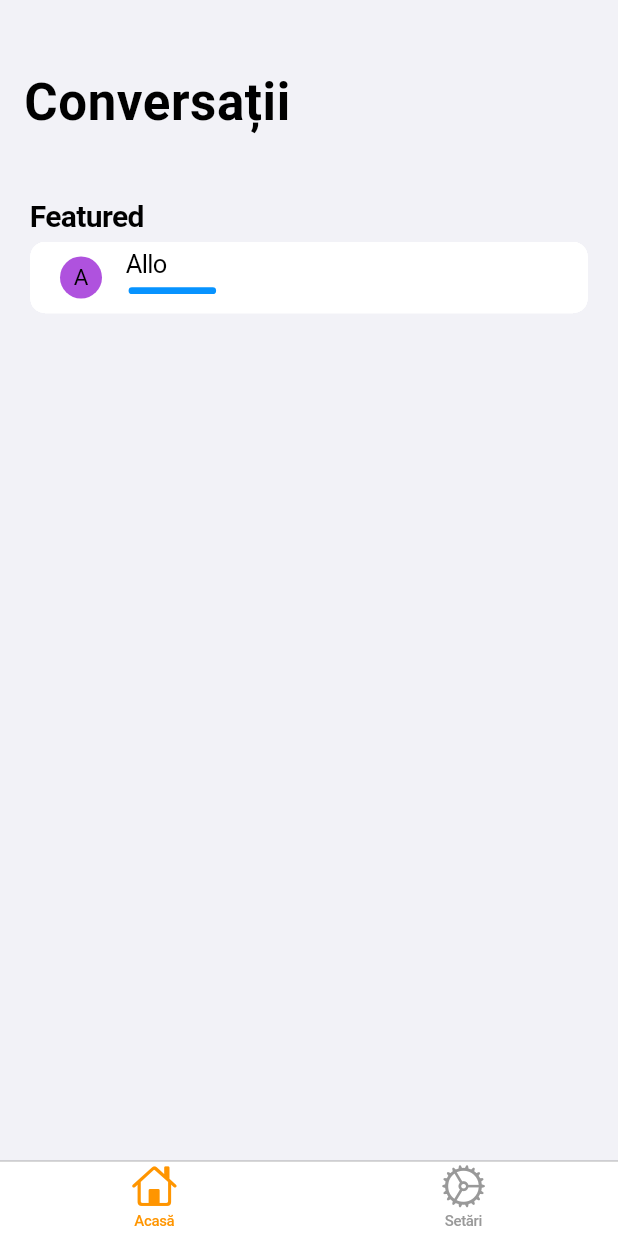
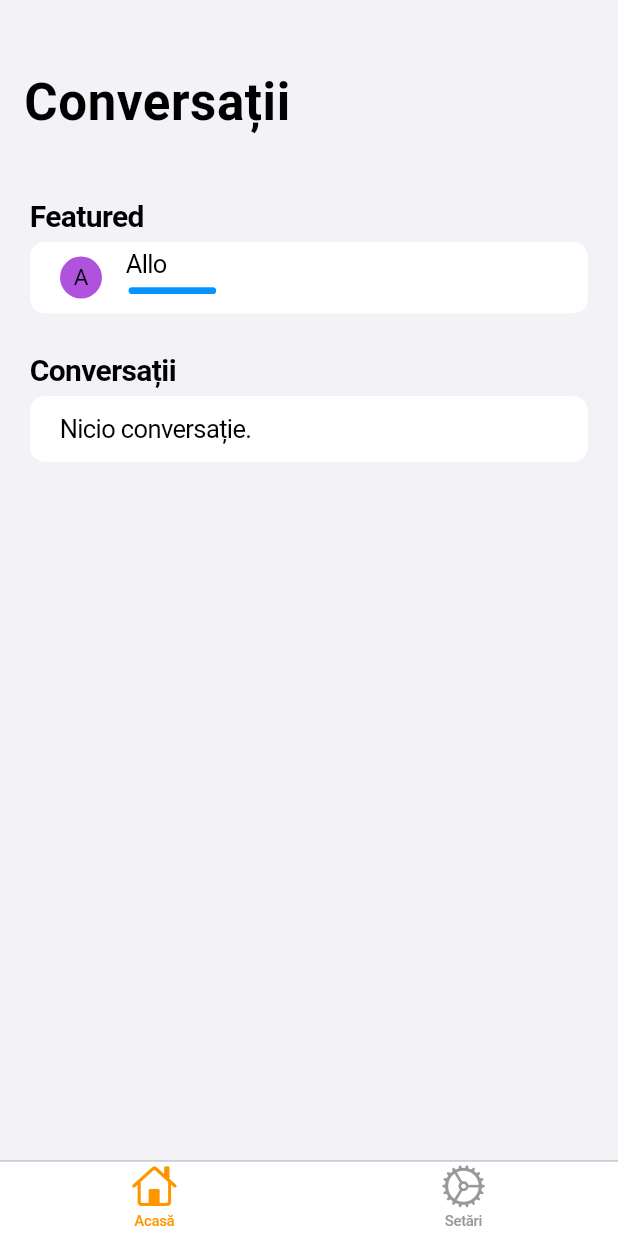
Before and after one commit to iamcosmin/Allo, a Flutter app: the screen it shows once a user with an empty profile is signed in, on a phone screen of 412 x 824 dp. Run offline on Flutter 3.47's test engine with Material 2 defaults, Android fonts, the light colour scheme and no system bars; our stand-ins replace cloud_firestore, firebase_auth, firebase_core, firebase_messaging, firebase_storage, flutter_hooks and 5 more; accounts and stored records are empty.

Commit message:
Implement custom chats  (#16)
* Get chats mechanism

* Fix no UI refresh

This commit fixes the issue in which the UI does not sync with the changes when the useState.value is changed.

```diff
--- a/lib/interface/home/home.dart
+++ b/lib/interface/home/home.dart
@@ -2,6 +2,8 @@ import 'package:allo/components/list/list_section.dart';
 import 'package:allo/components/list/list_tile.dart';
 import 'package:allo/components/person_picture.dart';
 import 'package:allo/components/progress_rings.dart';
+import 'package:cloud_firestore/cloud_firestore.dart';
+import 'package:firebase_auth/firebase_auth.dart';
 import 'package:flutter/cupertino.dart';
 import 'package:flutter/material.dart';
 import 'package:allo/components/refresh.dart';
@@ -14,20 +16,46 @@ class Home extends HookWidget {
   @override
   Widget build(BuildContext context) {
     final navigation = useProvider(Repositories.navigation);
-    return LayoutBuilder(builder: (context, constraints) {
-      if (constraints.maxWidth > 600) {
-        return CupertinoPageScaffold(
-          child: Center(
-            child: Padding(
-              padding: const EdgeInsets.all(100.0),
-              child: Text(
-                'Ne bucuram ca vrei sa incerci versiunea de desktop, insa aceasta nu este gata. Revino mai tarziu!',
-                style: TextStyle(fontSize: 25, fontWeight: FontWeight.bold),
-              ),
-            ),
-          ),
-        );
-      } else {
+    final auth = useProvider(Repositories.auth);
+    final chats = useState([]);
+
+    Future getChatsData() async {
+      var chatIdList = [];
+      await FirebaseFirestore.instance
+          .collection('users')
+          .doc(FirebaseAuth.instance.currentUser!.uid)
+          .get()
+          .then((DocumentSnapshot snapshot) {
+        var map = snapshot.data() as Map;
+        if (map.containsKey('chats')) {
+          chatIdList = map['chats'] as List;
+        }
+      });
+
+      var listOfMapChatInfo = <Map>[];
+      if (chatIdList.isNotEmpty) {
+        for (var chat in chatIdList) {
+          var chatSnapshot = await FirebaseFirestore.instance
+              .collection('chats')
+              .doc(chat)
+              .get();
+          var chatInfoMap = chatSnapshot.data() as Map;
+          if (chatInfoMap.containsKey('title')) {
+            var chatInfo = {
+              'name': chatInfoMap['title'],
+              'chatId': chatSnapshot.id,
+            };
+            listOfMapChatInfo.add(chatInfo);
+          }
+        }
+      }
+      chats.value = listOfMapChatInfo;
+    }
+
+    useEffect(() {
+      Future.microtask(() async => await getChatsData());
+    }, const []);
+
     return CupertinoPageScaffold(
         child: CustomScrollView(
       slivers: [
@@ -37,7 +65,7 @@ class Home extends HookWidget {
           ),
         ),
         FluentSliverRefreshControl(
-              onRefresh: () => Future.delayed(Duration(seconds: 3), null),
+          onRefresh: () async => await getChatsData(),
           // ignore: unnecessary_null_comparison
         ),
         SliverSafeArea(
@@ -58,15 +86,45 @@ class Home extends HookWidget {
                     initials: 'A',
                     color: CupertinoColors.systemPurple,
                   ),
-                      onTap: () => navigation.to(context, Chat(title: 'Allo')),
+                  onTap: () => navigation.to(
+                      context,
+                      Chat(
+                        title: 'Allo',
+                        chatId: 'DFqPHH2R4E5j0tM55fIm',
+                      )),
                 ),
               ],
             ),
+            CupertinoListSection.insetGrouped(
+                header: Text('Conversații'),
+                children: [
+                  if (chats.value.isNotEmpty) ...[
+                    for (var chat in chats.value) ...[
+                      CupertinoListTile(
+                        title: Text(chat['name']),
+                        subtitle: Text(chat['chatId']),
+                        leading: PersonPicture.initials(
+                          radius: 30,
+                          color: CupertinoColors.activeOrange,
+                          initials: auth.returnNameInitials(
+                            chat['name'],
+                          ),
+                        ),
+                        onTap: () => navigation.to(
+                            context,
+                            Chat(
+                              title: chat['name'],
+                              chatId: chat['chatId'],
+                            )),
+                      )
+                    ]
+                  ] else ...[
+                    CupertinoListTile(title: Text('Nicio conversație.'))
+                  ]
+                ])
           ]),
         ))
       ],
     ));
   }
-    });
 }
-}
```
Also changed, not shown: lib/interface/home/chat/chat.dart (+6 -6 lines), 3 other files. Lines whose indentation alone changed are shown as unchanged.
